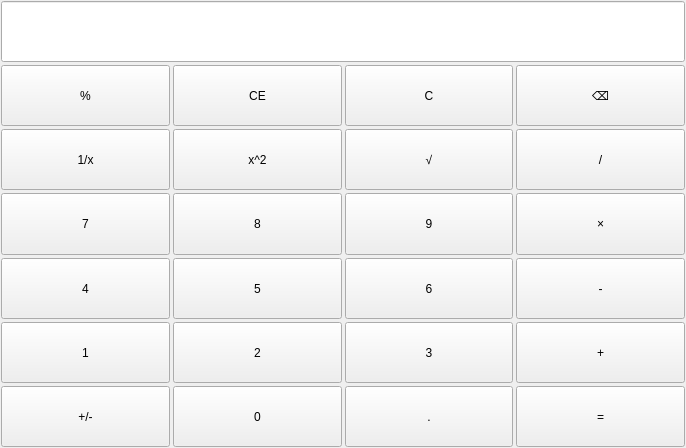
Old version of the form mainwindow.ui in the repository REI1208/Qt_work_code.
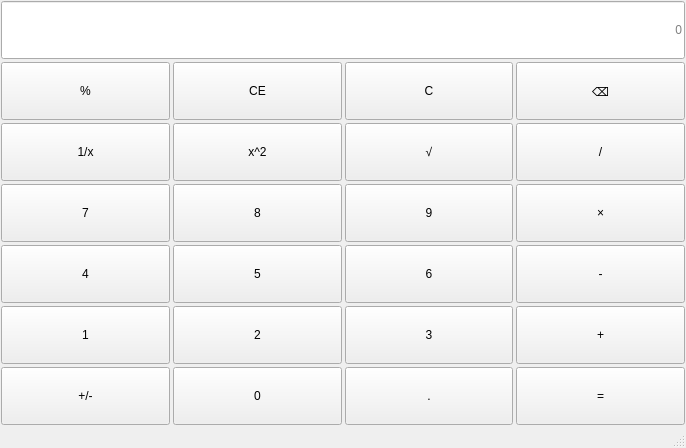
New version of the form.

```diff
--- a/mainwindow.ui
+++ b/mainwindow.ui
@@ -59,6 +59,12 @@
           <verstretch>0</verstretch>
          </sizepolicy>
         </property>
+        <property name="alignment">
+         <set>Qt::AlignmentFlag::AlignRight|Qt::AlignmentFlag::AlignTrailing|Qt::AlignmentFlag::AlignVCenter</set>
+        </property>
+        <property name="placeholderText">
+         <string>0</string>
+        </property>
        </widget>
       </item>
       <item row="4" column="0">
@@ -374,6 +380,7 @@
     </rect>
    </property>
   </widget>
+  <widget class="QStatusBar" name="statusBar"/>
  </widget>
  <resources/>
  <connections/>
```
Left out of the diff: 32 changed lines with no effect on the pictures.
